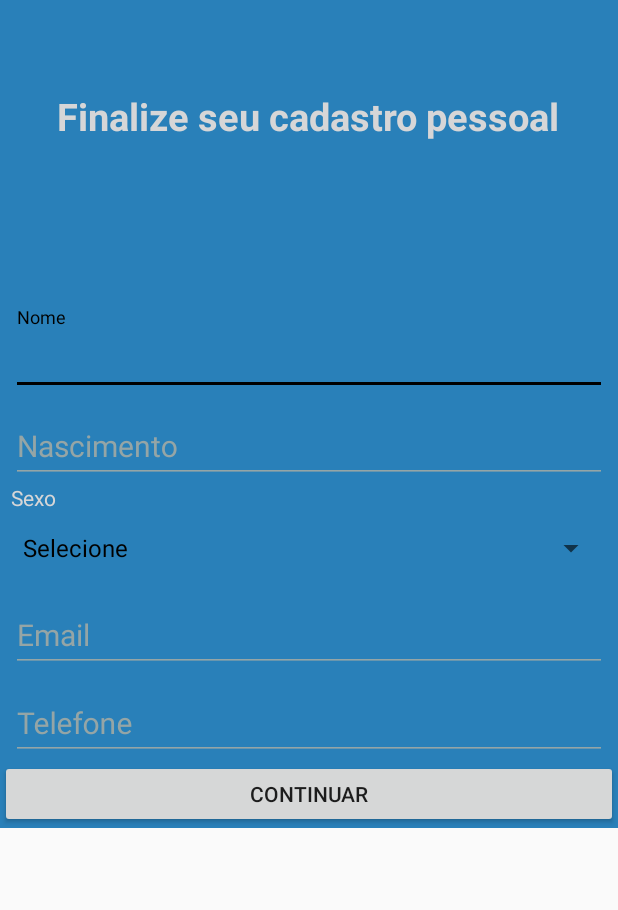
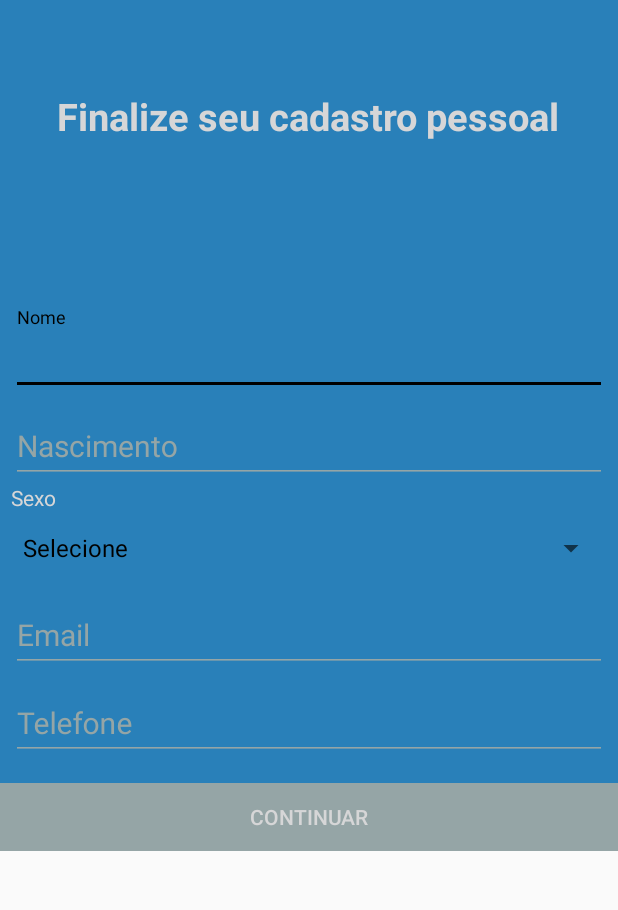
Before and after one commit to cesar1287/TagYou-android-app, an Android app: the RegisterPersonActivity screen opened directly, with no data from a screen before it, on a phone screen of 412 x 824 dp, the part 147-1057 px from its top. Run offline under Robolectric (Android 15) with nearby library versions, the phone set to English and light mode, and no system bars; our stand-ins replace Firebase (no records; nobody signed in at launch, a user with empty details on screens opened directly); 3 statements that could not run were skipped.

Commit message:
melhora em alguns botoes

```diff
--- a/app/src/main/res/layout/activity_register_person.xml
+++ b/app/src/main/res/layout/activity_register_person.xml
@@ -152,13 +152,21 @@
 
         </android.support.design.widget.TextInputLayout>
 
+        <LinearLayout
+            android:layout_width="match_parent"
+            android:layout_height="wrap_content"
+            android:layout_below="@id/register_phone"
+            android:background="@color/concrete"
+            android:layout_alignParentBottom="true"
+            android:layout_marginTop="15dp">
         <Button
             android:id="@+id/advance"
             android:layout_width="match_parent"
             android:layout_height="45dp"
-            android:layout_below="@id/register_phone"
-            android:layout_alignParentBottom="true"
-            android:text="continuar"/>
+            android:textColor="@color/white"
+            android:text="continuar"
+            android:background="@color/concrete"/>
+        </LinearLayout>
 
     </RelativeLayout>
 </ScrollView>
```
Also changed, not shown: app/src/main/res/layout/activity_register_company.xml (+15 -5 lines), app/src/main/res/layout/activity_tags_filter_affinity.xml (+15 -5 lines).
